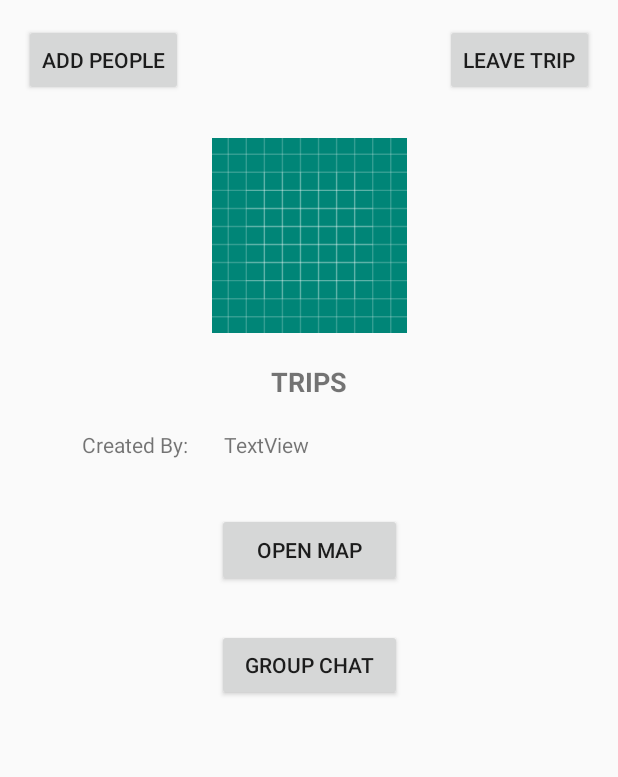
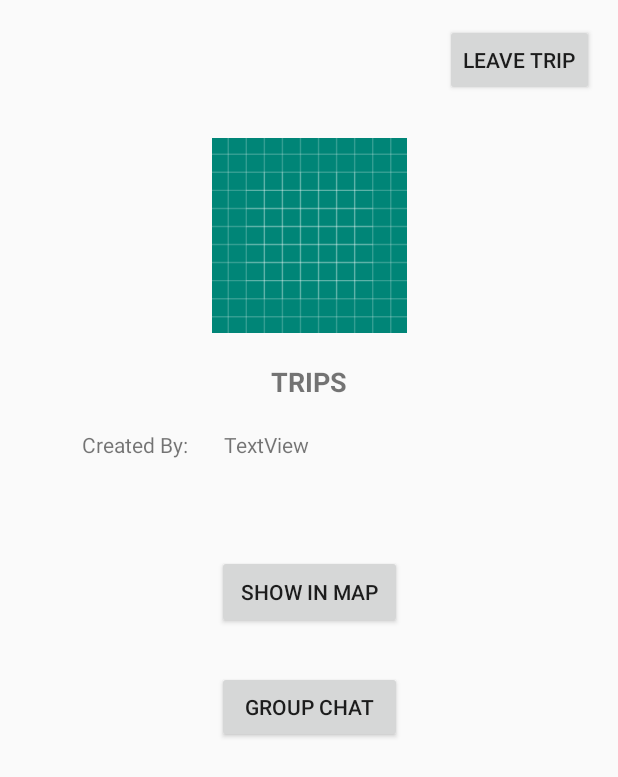
Before and after one commit to pal94/trip-planner, an Android app: the layout activity_trip_page.xml on its own in the app's theme, with its tools: preview values and no code run, on a phone screen of 412 x 824 dp. Shown: the top 777 px of the screen. Run offline under Robolectric (Android 15) with nearby library versions, the light colour scheme and no system bars.

Commit message:
added sceneries

```diff
--- a/app/src/main/AndroidManifest.xml
+++ b/app/src/main/AndroidManifest.xml
@@ -15,7 +15,8 @@
         android:roundIcon="@mipmap/ic_launcher_round"
         android:supportsRtl="true"
         android:theme="@style/AppTheme">
-        <activity android:name=".FindTripPage"></activity>
+        <activity android:name=".SelectCover"></activity>
+        <activity android:name=".FindTripPage" />
         <activity android:name=".TripPage" />
         <activity android:name=".ChatList" />
         <activity android:name=".FindFriends" />
--- a/app/src/main/res/layout/activity_trip_page.xml
+++ b/app/src/main/res/layout/activity_trip_page.xml
@@ -55,7 +55,7 @@
         android:id="@+id/buttonMap"
         android:layout_width="123dp"
         android:layout_height="49dp"
-        android:layout_marginTop="36dp"
+        android:layout_marginTop="64dp"
         android:text="@string/map"
         app:layout_constraintEnd_toEndOf="parent"
         app:layout_constraintStart_toStartOf="parent"
@@ -83,14 +83,4 @@
         app:layout_constraintStart_toStartOf="parent"
         app:layout_constraintTop_toTopOf="parent" />
 
-    <Button
-        android:id="@+id/buttonAdd"
-        android:layout_width="wrap_content"
-        android:layout_height="wrap_content"
-        android:layout_marginStart="16dp"
-        android:text="@string/add"
-        app:layout_constraintBottom_toBottomOf="@+id/buttonLeave"
-        app:layout_constraintStart_toStartOf="parent"
-        app:layout_constraintTop_toTopOf="@+id/buttonLeave"
-        app:layout_constraintVertical_bias="0.0" />
 </androidx.constraintlayout.widget.ConstraintLayout>
--- a/app/src/main/res/values/strings.xml
+++ b/app/src/main/res/values/strings.xml
@@ -27,11 +27,12 @@
     <string name="send">Send</string>
     <string name="chatbox">Enter message</string>
     <string name="createdBy">Created By:</string>
-    <string name="map">Open Map</string>
+    <string name="map">Show In Map</string>
     <string name="Chatbox">Group Chat</string>
     <string name="leave">Leave Trip</string>
     <string name="join">Join Trip</string>
     <string name="add">Add People</string>
     <string name="dateBtn">Pick A Date</string>
     <string name="Date">Date:</string>
+    <string name="joiendby">Joined By:</string>
 </resources>
```
Also changed, not shown: app/src/main/java/com/example/tripplanner/FindFriends.java (+6 -29 lines), app/src/main/java/com/example/tripplanner/SelectCover.java (added, +14 -0 lines), app/src/main/java/com/example/tripplanner/TripPage.java (+0 -38 lines), app/src/main/res/layout/activity_select_cover.xml (added, +9 -0 lines), app/src/main/res/drawable/beach.jpg (added), app/src/main/res/drawable/camping.jpg (added), app/src/main/res/drawable/city.png (added), app/src/main/res/drawable/desert.jpg (added), app/src/main/res/drawable/forest.jpg (added), app/src/main/res/drawable/mountains.jpg (added).
